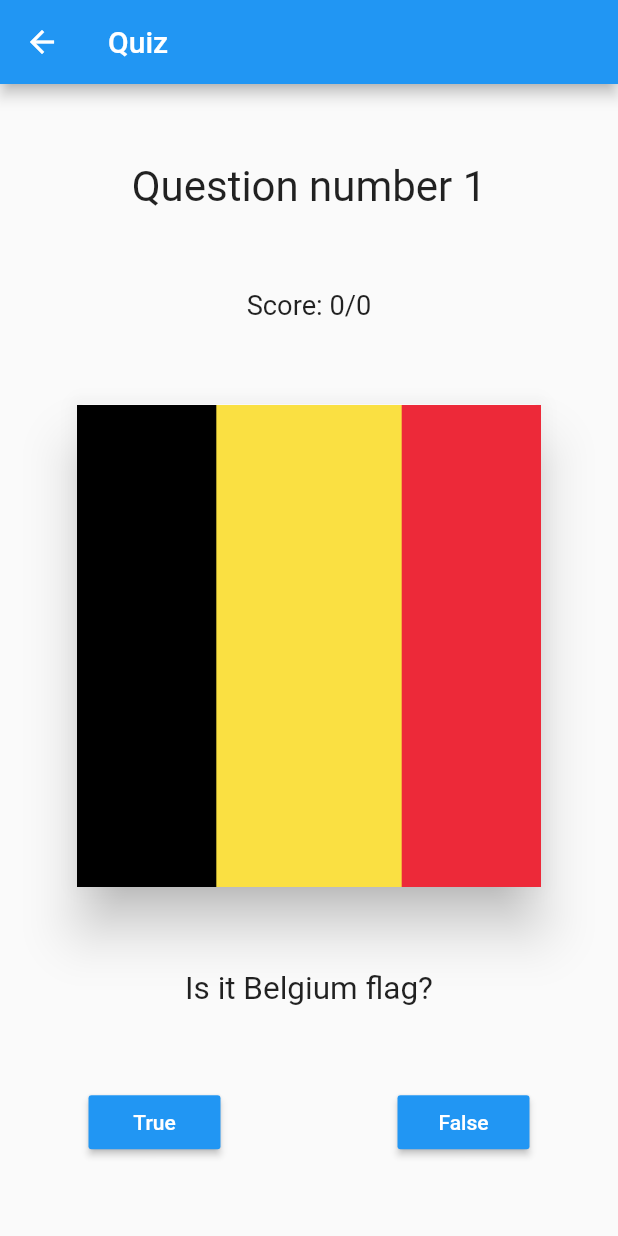
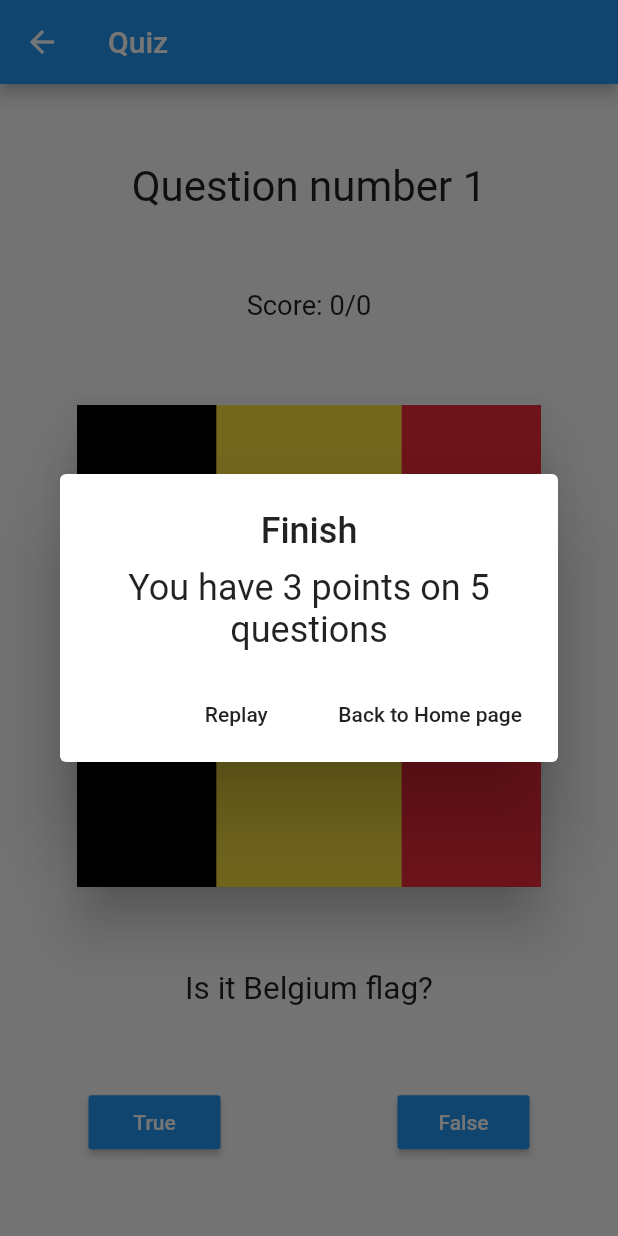
Before and after one commit to lyabs243/flutter-quizz, a Flutter app: the Quiz screen opened directly, after a tap on "True", on a phone screen of 412 x 824 dp. Run offline on Flutter 3.47's test engine with Material 2 defaults, Android fonts, the phone set to English and light mode, and no system bars.

Commit message:
create alert dialog when quiz finish

```diff
--- a/lib/quiz.dart
+++ b/lib/quiz.dart
@@ -40,7 +40,9 @@ class Quiz extends StatelessWidget{
               mainAxisAlignment: MainAxisAlignment.spaceAround,
               children: <Widget>[
                 new RaisedButton(
-                  onPressed: (){print('hello');},
+                  onPressed: (){
+                    alertFinish(context);
+                  },
                   color: Colors.blue,
                   textColor: Colors.white,
                   child: new Text(
@@ -114,4 +116,48 @@ class Quiz extends StatelessWidget{
     );
   }
 
+  Future alertFinish(BuildContext context) async{
+
+    String title = 'Finish';
+
+    return showDialog(
+      context: context,
+      barrierDismissible: false,
+      builder: (BuildContext context){
+        return new AlertDialog(
+          title: new Text(
+            title,
+            textAlign: TextAlign.center,
+            textScaleFactor: 1.2,
+          ),
+          contentPadding: EdgeInsets.all(10.0),
+          content: new Text
+          (
+            'You have 3 points on 5 questions',
+            textScaleFactor: 1.5,
+            textAlign: TextAlign.center,
+          ),
+          actions: <Widget>[
+            new FlatButton(
+              onPressed: (){
+                Navigator.pop(context);
+              },
+              child: new Text(
+                'Replay'
+              ),
+            ),
+            new FlatButton(
+              onPressed: (){
+                Navigator.pop(context);
+              },
+              child: new Text(
+                  'Back to Home page'
+              ),
+            ),
+          ],
+        );
+      },
+    );
+  }
+
 }
```
